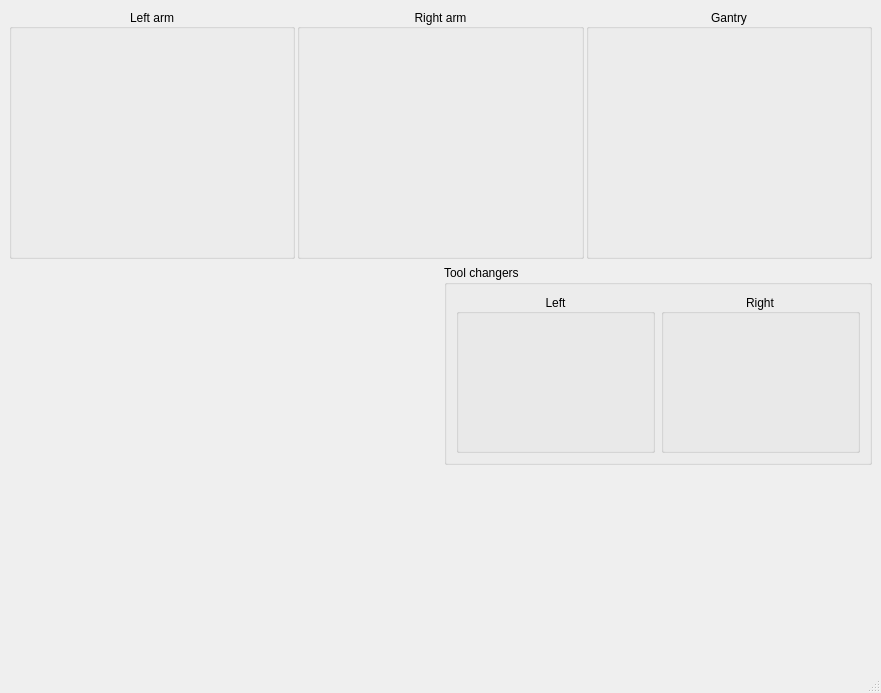
Above: GUI/forms/MainWindow.ui from piotrpodlaski/rimokun before the change. Below: the same form after it.
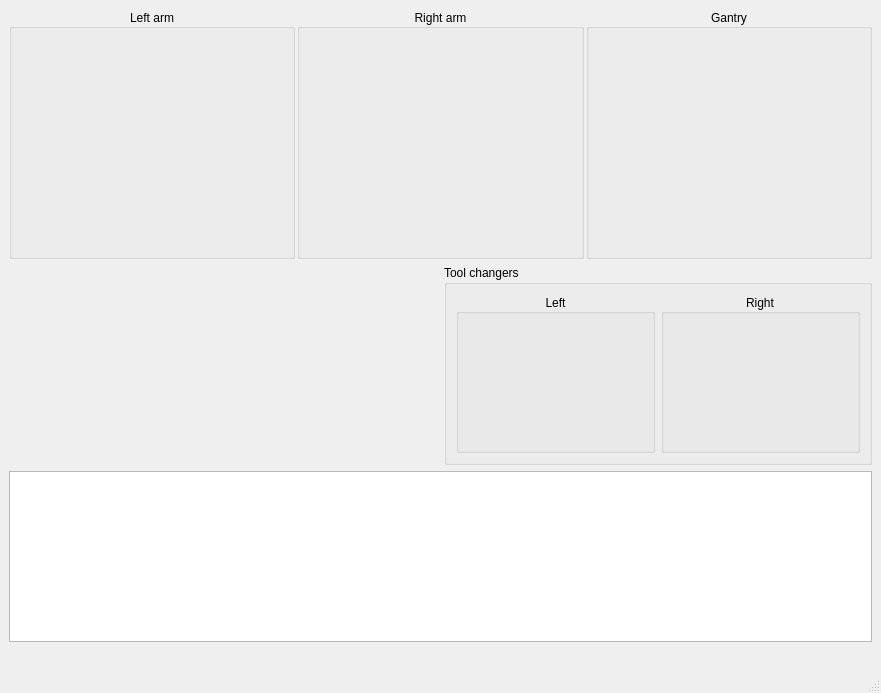
That is the form after the change. Custom widgets are drawn as their Qt base class.

Commit message: Add custom QT log sink to see the log messages directly in the GUI

```diff
--- a/GUI/forms/MainWindow.ui
+++ b/GUI/forms/MainWindow.ui
@@ -285,6 +285,28 @@
       </item>
      </layout>
     </item>
+    <item>
+     <widget class="QTextEdit" name="logOutput">
+      <property name="font">
+       <font>
+        <family>Monospace</family>
+       </font>
+      </property>
+      <property name="readOnly">
+       <bool>true</bool>
+      </property>
+      <property name="html">
+       <string>&lt;!DOCTYPE HTML PUBLIC &quot;-//W3C//DTD HTML 4.0//EN&quot; &quot;http://www.w3.org/TR/REC-html40/strict.dtd&quot;&gt;
+&lt;html&gt;&lt;head&gt;&lt;meta name=&quot;qrichtext&quot; content=&quot;1&quot; /&gt;&lt;meta charset=&quot;utf-8&quot; /&gt;&lt;style type=&quot;text/css&quot;&gt;
+p, li { white-space: pre-wrap; }
+hr { height: 1px; border-width: 0; }
+li.unchecked::marker { content: &quot;\2610&quot;; }
+li.checked::marker { content: &quot;\2612&quot;; }
+&lt;/style&gt;&lt;/head&gt;&lt;body style=&quot; font-family:'Monospace'; font-size:11pt; font-weight:400; font-style:normal;&quot;&gt;
+&lt;p style=&quot;-qt-paragraph-type:empty; margin-top:0px; margin-bottom:0px; margin-left:0px; margin-right:0px; -qt-block-indent:0; text-indent:0px;&quot;&gt;&lt;br /&gt;&lt;/p&gt;&lt;/body&gt;&lt;/html&gt;</string>
+      </property>
+     </widget>
+    </item>
     <item>
      <spacer name="verticalSpacer">
       <property name="orientation">
```
The commit also changes 5 other files.
